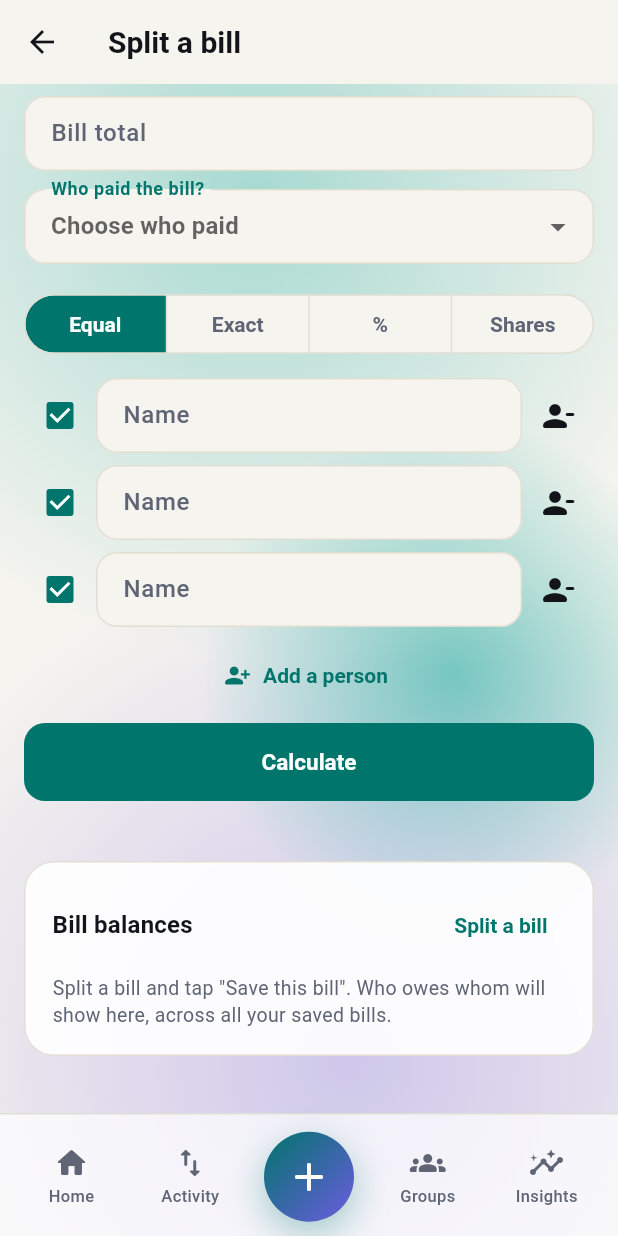
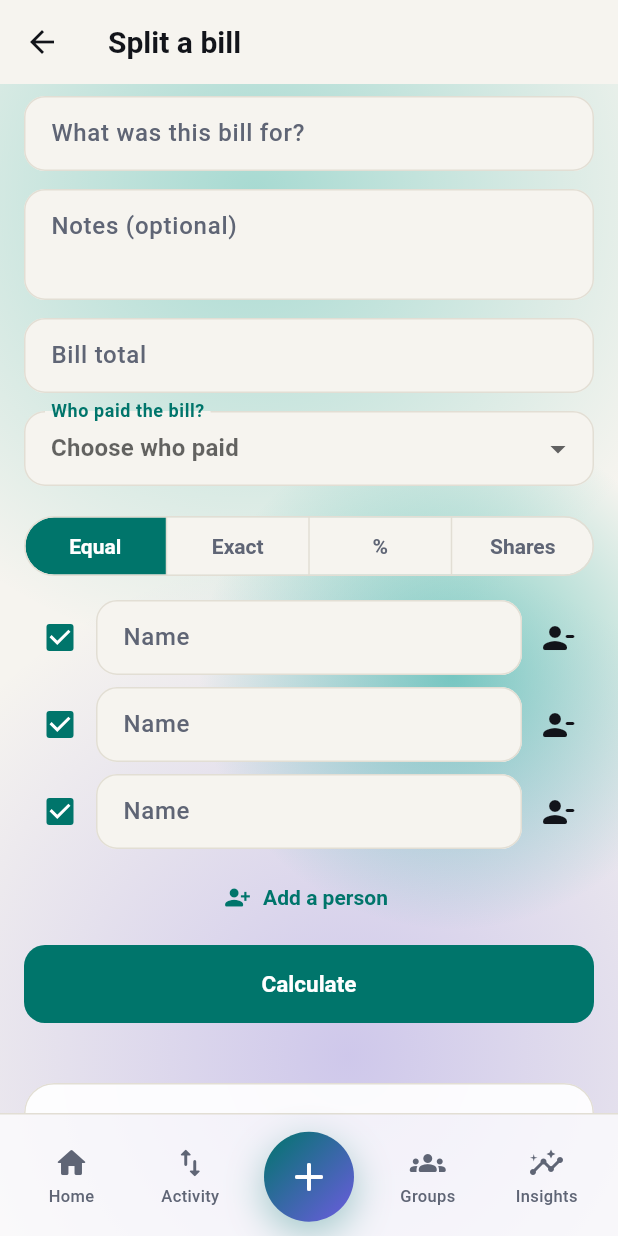
Before and after one commit to kakunurisatyanarayana-hash/monova, a Flutter app: the screen it shows after launch, after a tap on "Split bill", on a phone screen of 412 x 824 dp. Run offline on Flutter 3.47's test engine with Material 3 defaults, Android fonts, the phone set to English and light mode, and no system bars; our stand-ins replace dio, fl_chart, flutter_riverpod, flutter_secure_storage, go_router, shared_preferences and 1 more; missing offline and left inert: cryptography, dart:js_interop; accounts and stored records are empty; network calls fail.

Commit message:
Split bill: what the bill was for, and notes; repair corrupted characters in several screens
- Split a bill asks what it was for and takes optional notes; both are saved with the bill
- Fix rupee and dot symbols that had been saved as garbled text in several files

Co-Authored-By: Claude Haiku 5.5 <noreply@anthropic.com>

```diff
--- a/mobile/lib/core/bill_store.dart
+++ b/mobile/lib/core/bill_store.dart
@@ -29,7 +29,12 @@ class SavedBill {
     required this.payer,
     required this.people,
     required this.settlements,
+    this.notes = '',
   });
+
+  final String notes;
+
+  SavedBill copyWith({String? title, String? notes}) => SavedBill(id: id, title: title ?? this.title, createdAt: createdAt, totalCents: totalCents, payer: payer, people: people, settlements: settlements, notes: notes ?? this.notes);
 
   final String id;
   final String title;
@@ -47,12 +52,14 @@ class SavedBill {
         'payer': payer,
         'people': people,
         'settlements': settlements.map((s) => s.toJson()).toList(),
+        'notes': notes,
       };
 
   factory SavedBill.fromJson(Map<String, dynamic> j) => SavedBill(
         id: '${j['id']}',
         title: '${j['title'] ?? ''}',
         createdAt: DateTime.tryParse('${j['createdAt']}') ?? DateTime.now(),
+        notes: '${j['notes'] ?? ''}',
         totalCents: (j['totalCents'] as num?)?.toInt() ?? 0,
         payer: '${j['payer'] ?? ''}',
         people: [for (final p in (j['people'] as List<dynamic>? ?? const [])) '$p'],
--- a/mobile/lib/features/cards/saved_cards_screen.dart
+++ b/mobile/lib/features/cards/saved_cards_screen.dart
@@ -236,7 +236,7 @@ class _CardTile extends StatelessWidget {
               children: [
                 Expanded(
                   child: Text(
-                    '${card.title} Â· ${card.network}',
+                    '${card.title} · ${card.network}',
                     maxLines: 1,
                     overflow: TextOverflow.ellipsis,
                     style: const TextStyle(fontWeight: FontWeight.w700, fontSize: 14),
@@ -474,7 +474,7 @@ class _CardEditorState extends State<_CardEditor> {
           inputFormatters: [FilteringTextInputFormatter.digitsOnly, LengthLimitingTextInputFormatter(19)],
           decoration: InputDecoration(
             labelText: 'Card number',
-            hintText: initial != null ? 'Leave empty to keep â€¢â€¢â€¢â€¢ ${initial.last4}' : '16 digits',
+            hintText: initial != null ? 'Leave empty to keep •••• ${initial.last4}' : '16 digits',
             prefixIcon: const Icon(Icons.credit_card_rounded),
             helperText: 'Only the last four digits are kept.',
           ),
--- a/mobile/lib/features/groups_local/local_groups_screen.dart
+++ b/mobile/lib/features/groups_local/local_groups_screen.dart
@@ -137,7 +137,7 @@ class _GroupTile extends StatelessWidget {
                 Text(group.name, style: const TextStyle(fontWeight: FontWeight.w700, fontSize: 15)),
                 const SizedBox(height: 2),
                 Text(
-                  '${group.members.length} people Â· ${group.expenses.length} expenses Â· '
+                  '${group.members.length} people · ${group.expenses.length} expenses · '
                   '${payments == 0 ? 'settled' : '$payments payment${payments == 1 ? '' : 's'} to settle'}',
                   style: TextStyle(color: c.muted, fontSize: 12),
                 ),
@@ -387,7 +387,7 @@ class _LocalGroupDetailScreenState extends State<LocalGroupDetailScreen> {
                                     Text(e.title, style: const TextStyle(fontWeight: FontWeight.w700)),
                                     const SizedBox(height: 2),
                                     Text(
-                                      '${money(e.cents / 100)} paid by ${group.nameOf(e.paidBy)} Â· split ${e.shares.length} ways',
+                                      '${money(e.cents / 100)} paid by ${group.nameOf(e.paidBy)} · split ${e.shares.length} ways',
                                       style: TextStyle(color: c.muted, fontSize: 12),
                                     ),
                                   ],
@@ -479,7 +479,7 @@ class _ExpenseFormState extends State<_ExpenseForm> {
         TextField(
           controller: _amount,
           keyboardType: const TextInputType.numberWithOptions(decimal: true),
-          decoration: const InputDecoration(labelText: 'Amount', prefixText: 'â‚¹ '),
+          decoration: const InputDecoration(labelText: 'Amount', prefixText: '₹ '),
         ),
         const SizedBox(height: 12),
         DropdownButtonFormField<String>(
--- a/mobile/lib/features/recurring/recurring_screen.dart
+++ b/mobile/lib/features/recurring/recurring_screen.dart
@@ -75,7 +75,7 @@ class RecurringScreen extends ConsumerWidget {
                             children: [
                               Text(r.title, style: const TextStyle(fontWeight: FontWeight.w700)),
                               Text(
-                                '${r.frequency} Â· next ${dayLabel(r.nextRunOn)}',
+                                '${r.frequency} · next ${dayLabel(r.nextRunOn)}',
                                 style: TextStyle(color: c.muted, fontSize: 12),
                               ),
                             ],
@@ -168,7 +168,7 @@ class _RecurringFormState extends ConsumerState<_RecurringForm> {
           TextFormField(
             controller: _amount,
             keyboardType: const TextInputType.numberWithOptions(decimal: true),
-            decoration: const InputDecoration(labelText: 'Amount', prefixText: 'â‚¹ '),
+            decoration: const InputDecoration(labelText: 'Amount', prefixText: '₹ '),
             validator: validateAmount,
           ),
           const SizedBox(height: 12),
--- a/mobile/lib/features/shell/quick_add_sheet.dart
+++ b/mobile/lib/features/shell/quick_add_sheet.dart
@@ -147,7 +147,7 @@ class _QuickAddFormState extends ConsumerState<QuickAddForm> {
             autofocus: true,
             keyboardType: const TextInputType.numberWithOptions(decimal: true),
             style: const TextStyle(fontSize: 34, fontWeight: FontWeight.w800),
-            decoration: const InputDecoration(prefixText: 'â‚¹ ', labelText: 'Amount'),
+            decoration: const InputDecoration(prefixText: '₹ ', labelText: 'Amount'),
             validator: validateAmount,
           ),
           const SizedBox(height: 12),
@@ -195,7 +195,7 @@ class _QuickAddFormState extends ConsumerState<QuickAddForm> {
                 initialValue: _cardId,
                 decoration: const InputDecoration(labelText: 'Credit card'),
                 menuMaxHeight: 260,
-                items: [for (final CardItem card in list) DropdownMenuItem(value: card.id, child: Text('${card.name} â€¢â€¢${card.last4}'))],
+                items: [for (final CardItem card in list) DropdownMenuItem(value: card.id, child: Text('${card.name} ••${card.last4}'))],
                 onChanged: (v) => setState(() => _cardId = v),
                 validator: (v) => v == null ? 'Choose a card' : null,
               ),
--- a/mobile/lib/features/tools/tools_screens.dart
+++ b/mobile/lib/features/tools/tools_screens.dart
@@ -322,7 +322,7 @@ class _EmiCalculatorScreenState extends State<EmiCalculatorScreen> {
       body: ListView(
         padding: const EdgeInsets.fromLTRB(16, 8, 16, 32),
         children: [
-          TextField(controller: _principal, keyboardType: const TextInputType.numberWithOptions(decimal: true), decoration: const InputDecoration(labelText: 'Loan amount', prefixText: 'â‚¹ '), onChanged: (_) => _calculate()),
+          TextField(controller: _principal, keyboardType: const TextInputType.numberWithOptions(decimal: true), decoration: const InputDecoration(labelText: 'Loan amount', prefixText: '₹ '), onChanged: (_) => _calculate()),
           const SizedBox(height: 12),
           TextField(controller: _rate, keyboardType: const TextInputType.numberWithOptions(decimal: true), decoration: const InputDecoration(labelText: 'Interest rate % per year'), onChanged: (_) => _calculate()),
           const SizedBox(height: 12),
@@ -429,7 +429,7 @@ class _InterestCalculatorScreenState extends State<InterestCalculatorScreen> {
             onSelectionChanged: (s) => setState(() => _compound = s.first),
           ),
           const SizedBox(height: 16),
-          TextField(controller: _principal, keyboardType: const TextInputType.numberWithOptions(decimal: true), decoration: const InputDecoration(labelText: 'Principal', prefixText: 'â‚¹ '), onChanged: (_) => _calculate()),
+          TextField(controller: _principal, keyboardType: const TextInputType.numberWithOptions(decimal: true), decoration: const InputDecoration(labelText: 'Principal', prefixText: '₹ '), onChanged: (_) => _calculate()),
           const SizedBox(height: 12),
           TextField(controller: _rate, keyboardType: const TextInputType.numberWithOptions(decimal: true), decoration: const InputDecoration(labelText: 'Interest rate % per year'), onChanged: (_) => _calculate()),
           const SizedBox(height: 12),
@@ -474,6 +474,8 @@ class _SplitCalculatorScreenState extends State<SplitCalculatorScreen> {
   List<({int index, int cents})> _shares = [];
 
   /// The last calculated bill, waiting to be saved. Null until a calculation succeeds.
+  final _billTitle = TextEditingController();
+  final _billNotes = TextEditingController();
   SavedBill? _pending;
   List<SavedBill> _saved = [];
   bool _savedLoaded = false;
@@ -496,7 +498,8 @@ class _SplitCalculatorScreenState extends State<SplitCalculatorScreen> {
   Future<void> _savePending() async {
     final bill = _pending;
     if (bill == null) return;
-    final updated = [bill, ..._saved];
+    final toSave = bill.copyWith(title: _billTitle.text.trim(), notes: _billNotes.text.trim());
+    final updated = [toSave, ..._saved];
     setState(() {
       _saved = updated;
       _pending = null;
@@ -514,6 +517,8 @@ class _SplitCalculatorScreenState extends State<SplitCalculatorScreen> {
   @override
   void dispose() {
     _total.dispose();
+    _billTitle.dispose();
+    _billNotes.dispose();
     for (final c in [..._names, ..._values]) {
       c.dispose();
     }
@@ -574,7 +579,8 @@ class _SplitCalculatorScreenState extends State<SplitCalculatorScreen> {
         _shares = shares;
         _pending = SavedBill(
           id: now.microsecondsSinceEpoch.toString(),
-          title: '',
+          title: _billTitle.text.trim(),
+          notes: _billNotes.text.trim(),
           createdAt: now,
           totalCents: totalCents,
           payer: nameOf(payer.toString()),
@@ -605,7 +611,11 @@ class _SplitCalculatorScreenState extends State<SplitCalculatorScreen> {
       body: ListView(
         padding: const EdgeInsets.fromLTRB(16, 8, 16, 32),
         children: [
-          TextField(controller: _total, keyboardType: const TextInputType.numberWithOptions(decimal: true), decoration: const InputDecoration(labelText: 'Bill total', prefixText: 'â‚¹ ')),
+          TextField(controller: _billTitle, textCapitalization: TextCapitalization.sentences, decoration: const InputDecoration(labelText: 'What was this bill for?', hintText: 'Dinner, Petrol, Flat rent')),
+          const SizedBox(height: 12),
+          TextField(controller: _billNotes, minLines: 2, maxLines: 4, textCapitalization: TextCapitalization.sentences, decoration: const InputDecoration(labelText: 'Notes (optional)', hintText: 'Who had what, anything to remember', alignLabelWithHint: true)),
+          const SizedBox(height: 12),
+          TextField(controller: _total, keyboardType: const TextInputType.numberWithOptions(decimal: true), decoration: const InputDecoration(labelText: 'Bill total', prefixText: '₹ ')),
           const SizedBox(height: 12),
           DropdownButtonFormField<int>(
             initialValue: _payer,
@@ -703,15 +713,24 @@ class _SplitCalculatorScreenState extends State<SplitCalculatorScreen> {
                         crossAxisAlignment: CrossAxisAlignment.start,
                         children: [
                           Text(
-                            '${money(bill.totalCents / 100)} paid by ${bill.payer}',
+                            bill.title.isEmpty ? bill.payer : bill.title,
                             style: const TextStyle(fontWeight: FontWeight.w700),
                           ),
                           const SizedBox(height: 2),
                           Text(
+                            '${money(bill.totalCents / 100)} paid by ${bill.payer}',
+                            style: const TextStyle(fontWeight: FontWeight.w600),
+                          ),
+                          const SizedBox(height: 2),
+                          Text(
                             '${bill.createdAt.day.toString().padLeft(2, '0')}/${bill.createdAt.month.toString().padLeft(2, '0')}/${bill.createdAt.year}'
-                            ' Â· ${bill.people.join(', ')}',
+                            ' · ${bill.people.join(', ')}',
                             style: TextStyle(color: c.muted, fontSize: 12),
                           ),
+                          if (bill.notes.isNotEmpty) ...[
+                            const SizedBox(height: 4),
+                            Text(bill.notes, style: TextStyle(color: c.muted, fontSize: 12, fontStyle: FontStyle.italic, height: 1.35)),
+                          ],
                           const SizedBox(height: 6),
                           if (bill.settlements.isEmpty)
                             Text('Everyone is settled.', style: TextStyle(color: c.muted, fontSize: 13))
```
Also changed, not shown: mobile/lib/core/bill_text_parser.dart (+24 -2 lines), mobile/lib/features/accounts/accounts_screen.dart (+9 -9 lines), mobile/lib/features/groups/group_screens.dart (+10 -10 lines), mobile/lib/features/ledger/ledger_screens.dart (+9 -4 lines), mobile/lib/features/lending/lending_screens.dart (+13 -13 lines), mobile/lib/features/planning/planning_screen.dart (+5 -5 lines), mobile/lib/features/tools/calculator_screen.dart (+20 -20 lines), 1 other file.
